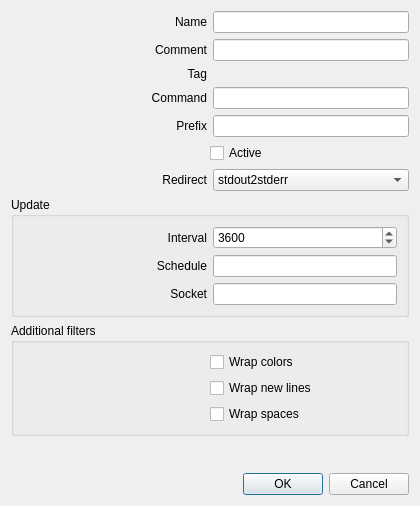
First picture: the form in sources/awesomewidgets/extscript.ui, repository arcan1s/awesome-widgets, before the edit.
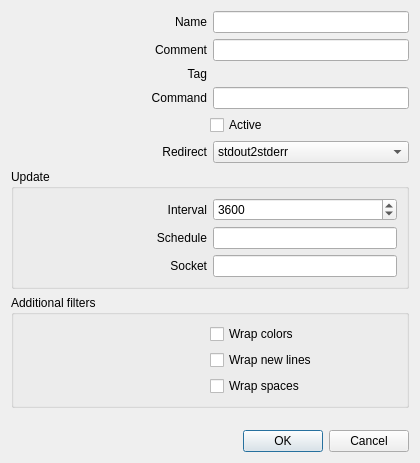
Second picture: the form after the edit.

What changed in the file:
```diff
--- a/sources/awesomewidgets/extscript.ui
+++ b/sources/awesomewidgets/extscript.ui
@@ -7,7 +7,7 @@
     <x>0</x>
     <y>0</y>
     <width>420</width>
-    <height>506</height>
+    <height>463</height>
    </rect>
   </property>
   <property name="windowTitle">
@@ -104,29 +104,6 @@
      </item>
     </layout>
    </item>
-   <item>
-    <layout class="QHBoxLayout" name="layout_prefix">
-     <item>
-      <widget class="QLabel" name="label_prefix">
-       <property name="sizePolicy">
-        <sizepolicy hsizetype="Expanding" vsizetype="Preferred">
-         <horstretch>0</horstretch>
-         <verstretch>0</verstretch>
-        </sizepolicy>
-       </property>
-       <property name="text">
-        <string>Prefix</string>
-       </property>
-       <property name="alignment">
-        <set>Qt::AlignRight|Qt::AlignTrailing|Qt::AlignVCenter</set>
-       </property>
-      </widget>
-     </item>
-     <item>
-      <widget class="QLineEdit" name="lineEdit_prefix"/>
-     </item>
-    </layout>
-   </item>
    <item>
     <layout class="QHBoxLayout" name="layout_active">
      <item>
```
